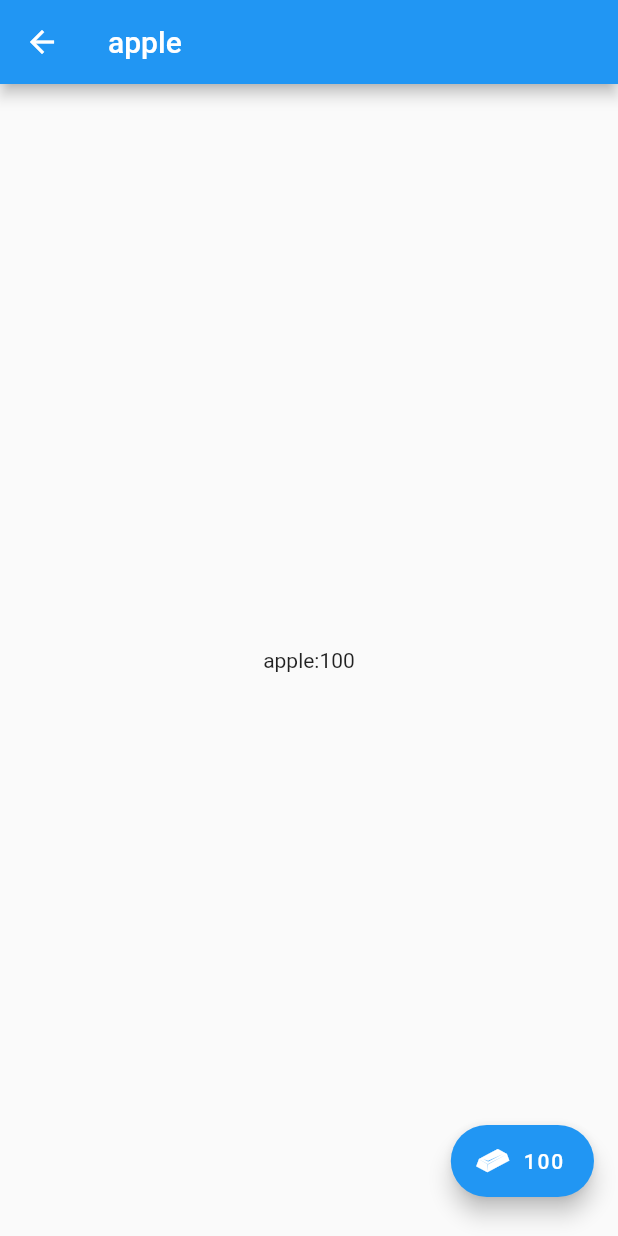
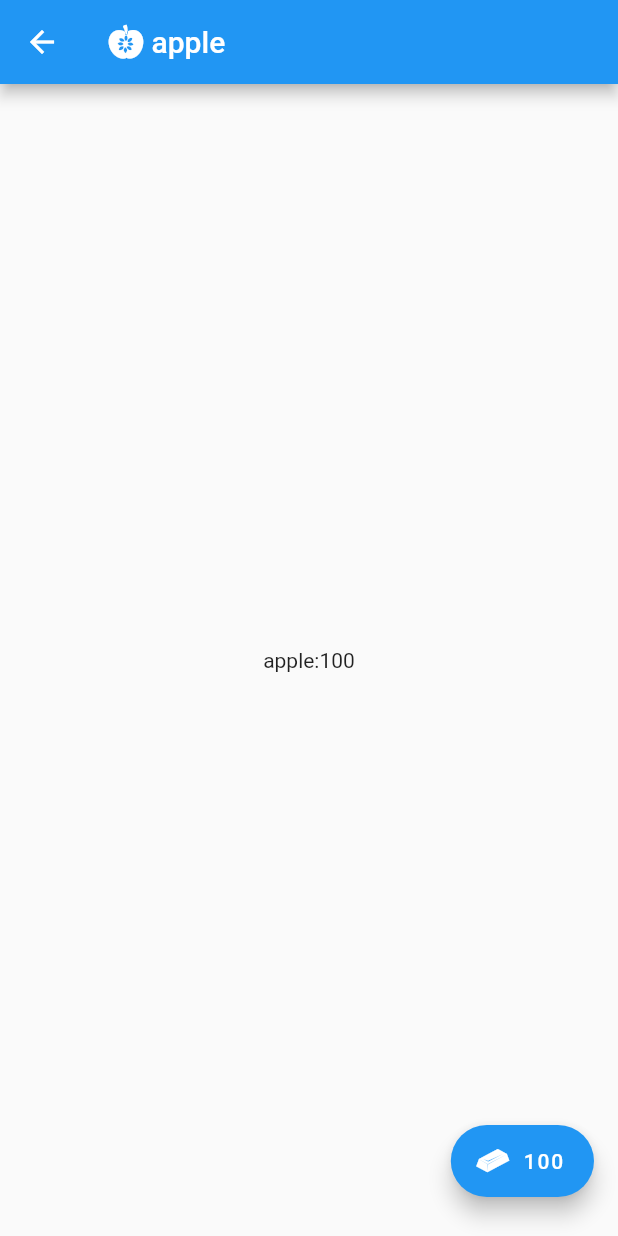
Before and after one commit to Phantato/idle-game, a Flutter app: the screen it shows after launch, after a tap on "100", on a phone screen of 412 x 824 dp. Run offline on Flutter 3.47's test engine with Material 2 defaults, Android fonts, the phone set to English and light mode, and no system bars.

Commit message:
Add Drawer

```diff
--- /dev/null
+++ b/lib/clicker.dart
@@ -0,0 +1,14 @@
+library clicker;
+import 'package:flutter/widgets.dart';
+part 'src/clicker_record.dart';
+part 'icon/clicker_icons.dart';
+
+class Clicker {
+  static const _nameIconPair = {
+    'apple' : _Icons.apple,
+    'gold' : _Icons.gold_bar,
+  };
+  static get icon => (String name) => _nameIconPair[name];
+  static get names => _nameIconPair.keys;
+  static get records => _Records();
+}
--- a/lib/icon/clicker_icons.dart
+++ b/lib/icon/clicker_icons.dart
@@ -17,18 +17,10 @@
 ///         License:   SIL (http://scripts.sil.org/OFL)
 ///         Homepage:  http://nagoshiashumari.github.io/Rpg-Awesome/
 ///
-import 'package:flutter/widgets.dart';
+part of clicker;
 
-class ClickerIcon {
-  static const _iconMap = {
-    "apple" : _Clicker.apple,
-    "gold" : _Clicker.gold_bar,
-  };
-  static get icon => (String name) => _iconMap[name];
-}
-
-class _Clicker {
-  _Clicker._();
+class _Icons {
+  _Icons._();
 
   static const _kFontFam = 'Clicker';
   static const _kFontPkg = null;
--- a/lib/main.dart
+++ b/lib/main.dart
@@ -1,7 +1,9 @@
+import 'dart:async';
 import 'package:flutter/material.dart';
-import 'dart:async';
-import 'icon/clicker_icons.dart';
-import 'data/clicker_record.dart';
+import "package:clicker/clicker.dart";
+
+// import 'icon/clicker_icons.dart';
+// import 'data/clicker_record.dart';
 
 
 void main() {
@@ -39,12 +41,12 @@ class _ClickerHomePageState extends State<ClickerHomePage> {
   void initState() {
     super.initState();
 
-    resourceNames.forEach((name) =>
+    Clicker.names.forEach((name) =>
       widget._resourceButtonMap[name] = FloatingActionButton.extended(
         heroTag: "btn${name}",
         tooltip: name,
-        icon: Icon(ClickerIcon.icon(name)),
-        label: Text('${ClickerRecords().resource(name)}'),
+        icon: Icon(Clicker.icon(name)),
+        label: Text('${Clicker.records.resource(name)}'),
         onPressed: _pushResource(name),
       )
     );
@@ -61,19 +63,19 @@ class _ClickerHomePageState extends State<ClickerHomePage> {
     });
   }
 
-  Widget _resourcePage(name) {
+  Widget _resourceBody(name) {
     return Center(
-      child:Text('${name}:${ClickerRecords().resource(name)}')
+      child:Text('${name}:${Clicker.records.resource(name)}')
     );
   }
 
-  List<Widget> _buttonWithout(name) {
-    return resourceNames.where((x) => x != name).expand(
+  List<Widget> _buttonListWithout(name) {
+    return Clicker.names.where((x) => x != name).expand(
       (x) => [
         widget._resourceButtonMap[x],
         SizedBox(height: 10),
       ],
-    ).toList();
+    ).toList().cast<Widget>();
   }
 
   Function _pushResource(name) {
@@ -83,12 +85,17 @@ class _ClickerHomePageState extends State<ClickerHomePage> {
           builder: (BuildContext context) {
             return Scaffold(
               appBar: AppBar(
-                title: Text(name),
+                title: Row(
+                  children: <Widget>[
+                    Icon(Clicker.icon(name)),
+                    Text(' $name'),
+                  ],
+                ),
               ),
-              body: _resourcePage(name),
+              body: _resourceBody(name),
               floatingActionButton: Column(
                 mainAxisSize: MainAxisSize.min,
-                children: _buttonWithout(name),
+                children: _buttonListWithout(name),
               ),
             );
           }
@@ -102,6 +109,9 @@ class _ClickerHomePageState extends State<ClickerHomePage> {
     return Scaffold(
       appBar: AppBar(
         title: Text(widget.title),
+      ),
+      drawer: Drawer(
+        child: Center(child: Text('This is a drawer!'))
       ),
       body: Center(
         child: Column(
@@ -119,11 +129,11 @@ class _ClickerHomePageState extends State<ClickerHomePage> {
       ),
       floatingActionButton: Column(
         mainAxisSize: MainAxisSize.min,
-        children: resourceNames.expand(
+        children: Clicker.names.expand(
           (name) => [
             widget._resourceButtonMap[name],
             SizedBox(height: 10),
-          ]).toList(),
+          ]).toList().cast<Widget>(),
       ),
     );
   }
--- a/lib/data/clicker_record.dart
+++ b/lib/src/clicker_record.dart
@@ -1,11 +1,7 @@
+part of clicker;
 
-const resourceNames = <String>[
-    "apple",
-    "gold",
-  ];
-
-class ClickerRecords {
-  static final _record = ClickerRecords._internal();
+class _Records {
+  static final _record = _Records._internal();
 
 
   final _resource = <String, _BigInt>{};
@@ -14,12 +10,12 @@ class ClickerRecords {
   get resource => (String name) => _resource[name];
   get miner => (String name) => _miner[name];
 
-  factory ClickerRecords() {
+  factory _Records() {
     return _record;
   }
 
-  ClickerRecords._internal() {
-    for (var name in resourceNames) {
+  _Records._internal() {
+    for (var name in Clicker.names) {
       _resource[name] = _BigInt();
       _miner[name] = _BigInt();
     }
```
